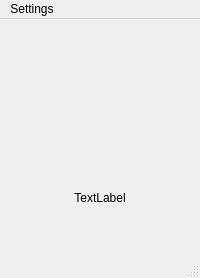
The window that form.ui (JareBear12418/Flip) describes before a commit, drawn with Qt 5.
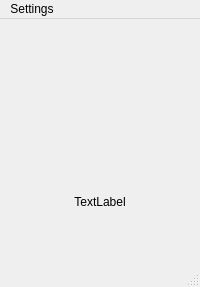
The same window after the commit.

The edit to the form file:
```diff
--- a/form.ui
+++ b/form.ui
@@ -7,7 +7,7 @@
     <x>0</x>
     <y>0</y>
     <width>200</width>
-    <height>278</height>
+    <height>287</height>
    </rect>
   </property>
   <property name="sizePolicy">
```
Left out of the diff: 12 changed lines with no effect on the pictures.
